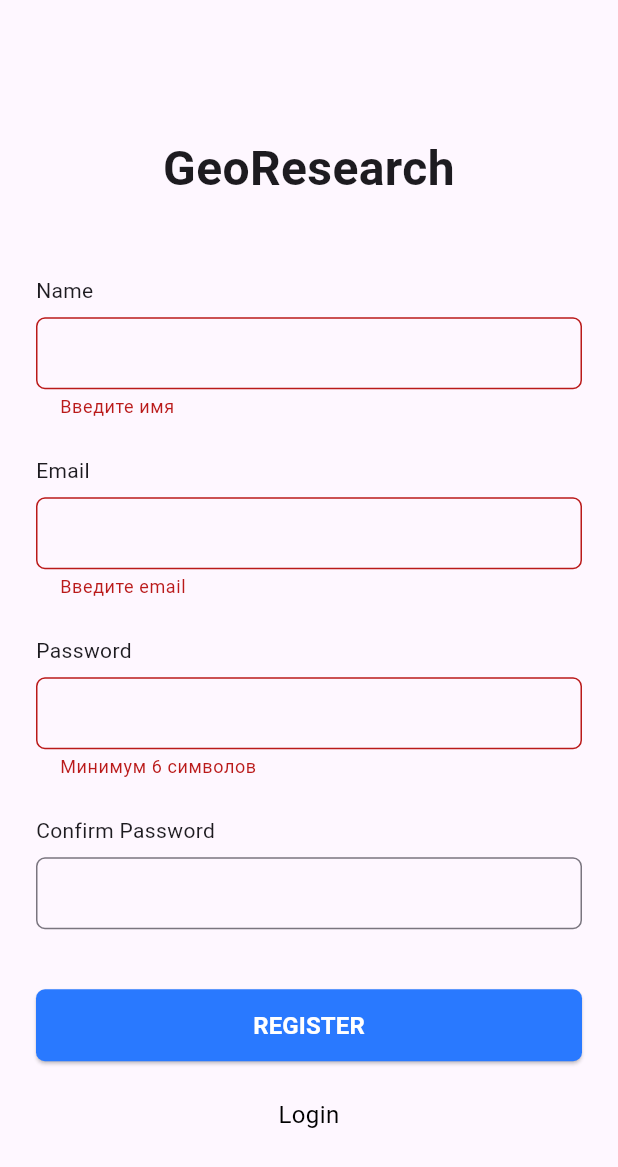
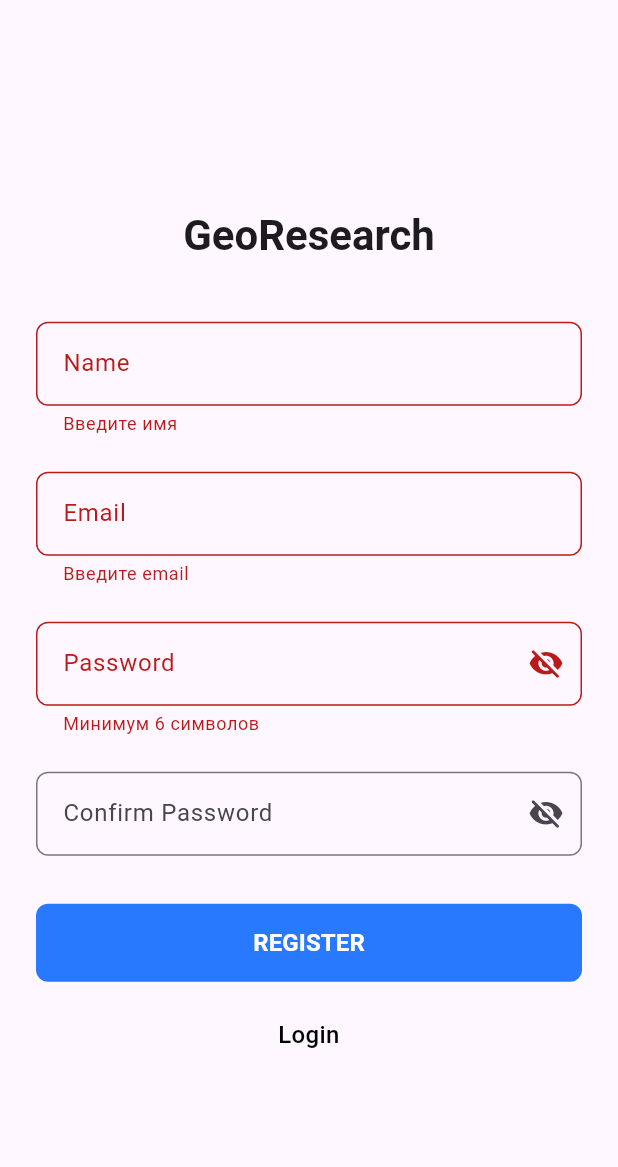
Before and after one commit to Encapsulateed/GeoProfiles-Mobile, a Flutter app: the screen it shows after launch, after a tap on "REGISTER", on a phone screen of 412 x 824 dp. Shown: the top 1167 px of the screen. Run offline on Flutter 3.47's test engine with Material 3 defaults, Android fonts, the phone set to English and light mode, and no system bars; our stand-ins replace chopper, flutter_secure_storage, logger; generated files the repository leaves out were written again.

Commit message:
Update reg

```diff
--- a/lib/core/env.dart
+++ b/lib/core/env.dart
@@ -1,6 +1,6 @@
 class Env {
   static const String apiBaseUrl = String.fromEnvironment(
     'API_BASE_URL',
-    defaultValue: 'http://10.0.2.2:8080',
+    defaultValue: 'http://localhost:8080',
   );
 }
--- a/lib/pages/auth/register_page.dart
+++ b/lib/pages/auth/register_page.dart
@@ -1,10 +1,12 @@
-// lib/pages/auth/register_page.dart
+import 'dart:async';
+import 'dart:convert';
+import 'package:crypto/crypto.dart';
 import 'package:flutter/material.dart';
+import 'package:flutter_secure_storage/flutter_secure_storage.dart';
 import 'package:provider/provider.dart';
-import 'package:flutter_secure_storage/flutter_secure_storage.dart';
 
+import '../../api/api.swagger.dart';
 import '../../services/api_service.dart';
-import '../../api/api.swagger.dart'; // для UserDto и ErrorResponse
 
 class RegisterPage extends StatefulWidget {
   const RegisterPage({Key? key}) : super(key: key);
@@ -15,40 +17,109 @@ class RegisterPage extends StatefulWidget {
 
 class _RegisterPageState extends State<RegisterPage> {
   final _formKey = GlobalKey<FormState>();
-  final _nameCtrl     = TextEditingController();
-  final _emailCtrl    = TextEditingController();
+  final _nameCtrl = TextEditingController();
+  final _emailCtrl = TextEditingController();
   final _passwordCtrl = TextEditingController();
-  final _confirmCtrl  = TextEditingController();
+  final _confirmCtrl = TextEditingController();
+
+  final _storage = const FlutterSecureStorage();
+
   bool _loading = false;
+  bool _obscurePassword = true;
+  bool _obscureConfirm = true;
 
-  @override
-  void dispose() {
-    _nameCtrl.dispose();
-    _emailCtrl.dispose();
-    _passwordCtrl.dispose();
-    _confirmCtrl.dispose();
-    super.dispose();
+  // -------------------- utils --------------------
+  String _hashPassword(String password) {
+    final bytes = utf8.encode(password);
+    return sha256.convert(bytes).toString(); // алгоритм не критичен
   }
+
+  InputDecoration _decoration(String label) => InputDecoration(
+        labelText: label,
+        border: OutlineInputBorder(borderRadius: BorderRadius.circular(8)),
+        contentPadding:
+            const EdgeInsets.symmetric(horizontal: 14, vertical: 16),
+      );
+
+  Widget _textField({
+    required String label,
+    required TextEditingController controller,
+    bool isPassword = false,
+    bool? obscure,
+    VoidCallback? toggleObscure,
+    required String? Function(String?) validator,
+  }) =>
+      TextFormField(
+        controller: controller,
+        decoration: _decoration(label).copyWith(
+          suffixIcon: isPassword
+              ? IconButton(
+                  icon: Icon((obscure ?? false)
+                      ? Icons.visibility_off_rounded
+                      : Icons.visibility_rounded),
+                  onPressed: toggleObscure,
+                )
+              : null,
+        ),
+        keyboardType:
+            label == 'Email' ? TextInputType.emailAddress : TextInputType.text,
+        obscureText: obscure ?? false,
+        validator: validator,
+      );
 
   Future<void> _onRegister() async {
     if (!_formKey.currentState!.validate()) return;
     setState(() => _loading = true);
 
+    final hashedPwd = _hashPassword(_passwordCtrl.text);
+
     try {
       final api = context.read<ApiService>();
-      final UserDto _ = await api.register(
+
+      await api
+          .register(
             username: _nameCtrl.text.trim(),
             email: _emailCtrl.text.trim(),
-        passwordHash: _passwordCtrl.text,
+            passwordHash: hashedPwd,
+          )
+          .timeout(const Duration(seconds: 5));
+
+      final TokenDto tokens = await api
+          .login(
+            username: _nameCtrl.text.trim(),
+            email: _emailCtrl.text.trim(),
+            passwordHash: hashedPwd,
+          )
+          .timeout(const Duration(seconds: 5));
+
+      await _storage.write(key: 'jwt_token', value: tokens.token);
+      await _storage.write(key: 'refresh_token', value: tokens.refreshToken);
+      await _storage.write(key: 'last_email', value: _emailCtrl.text.trim());
+
+      if (!mounted) return;
+      ScaffoldMessenger.of(context).showSnackBar(
+        const SnackBar(
+          content: Text('Добро пожаловать!'),
+          behavior: SnackBarBehavior.floating,
+        ),
       );
+
+      Navigator.of(context).pushReplacementNamed('/projects');
+    } on TimeoutException {
+      if (!mounted) return;
       ScaffoldMessenger.of(context).showSnackBar(
-        const SnackBar(content: Text('Успешно зарегистрированы! Пожалуйста, войдите.')),
+        const SnackBar(
+          content: Text('Сервер не ответил вовремя, попробуйте ещё раз.'),
+          behavior: SnackBarBehavior.floating,
+        ),
       );
-      Navigator.of(context).pushReplacementNamed('/login');
     } catch (e) {
-      // Любая ошибка — тупо показываем текст
+      if (!mounted) return;
       ScaffoldMessenger.of(context).showSnackBar(
-        SnackBar(content: Text('Ошибка при регистрации: $e')),
+        SnackBar(
+          content: Text('Ошибка при регистрации: $e'),
+          behavior: SnackBarBehavior.floating,
+        ),
       );
     } finally {
       if (mounted) setState(() => _loading = false);
@@ -57,113 +128,101 @@ class _RegisterPageState extends State<RegisterPage> {
 
   @override
   Widget build(BuildContext context) {
-    final inputDecoration = InputDecoration(
-      border: OutlineInputBorder(
-        borderRadius: BorderRadius.circular(6),
-      ),
-      contentPadding: const EdgeInsets.symmetric(horizontal: 12, vertical: 12),
-    );
-
     return Scaffold(
       body: SafeArea(
         child: Center(
           child: SingleChildScrollView(
             padding: const EdgeInsets.symmetric(horizontal: 24),
+            child: ConstrainedBox(
+              constraints: const BoxConstraints(maxWidth: 420),
               child: Column(
                 crossAxisAlignment: CrossAxisAlignment.stretch,
                 children: [
-                const SizedBox(height: 60),
-                const Text(
+                  const SizedBox(height: 48),
+                  Text(
                     'GeoResearch',
                     textAlign: TextAlign.center,
-                  style: TextStyle(
-                    fontSize: 32,
-                    fontWeight: FontWeight.bold,
+                    style: Theme.of(context)
+                        .textTheme
+                        .headlineMedium
+                        ?.copyWith(fontWeight: FontWeight.w700),
                   ),
-                ),
-                const SizedBox(height: 48),
-
+                  const SizedBox(height: 40),
                   Form(
                     key: _formKey,
                     child: Column(
                       crossAxisAlignment: CrossAxisAlignment.stretch,
                       children: [
-                      const Text('Name'),
-                      const SizedBox(height: 8),
-                      TextFormField(
+                        _textField(
+                          label: 'Name',
                           controller: _nameCtrl,
-                        decoration: inputDecoration,
-                        validator: (v) => (v == null || v.isEmpty)
-                            ? 'Введите имя'
-                            : null,
+                          validator: (v) =>
+                              (v == null || v.isEmpty) ? 'Введите имя' : null,
                         ),
                         const SizedBox(height: 24),
-
-                      const Text('Email'),
-                      const SizedBox(height: 8),
-                      TextFormField(
+                        _textField(
+                          label: 'Email',
                           controller: _emailCtrl,
-                        decoration: inputDecoration,
-                        keyboardType: TextInputType.emailAddress,
                           validator: (v) {
                             if (v == null || v.isEmpty) return 'Введите email';
                             final re = RegExp(r'^[^@]+@[^@]+\.[^@]+');
-                          return re.hasMatch(v)
-                              ? null
-                              : 'Неверный формат';
+                            return re.hasMatch(v) ? null : 'Неверный формат';
                           },
                         ),
                         const SizedBox(height: 24),
-
-                      const Text('Password'),
-                      const SizedBox(height: 8),
-                      TextFormField(
+                        _textField(
+                          label: 'Password',
                           controller: _passwordCtrl,
-                        decoration: inputDecoration,
-                        obscureText: true,
+                          isPassword: true,
+                          obscure: _obscurePassword,
+                          toggleObscure: () => setState(
+                              () => _obscurePassword = !_obscurePassword),
                           validator: (v) => (v != null && v.length >= 6)
                               ? null
                               : 'Минимум 6 символов',
                         ),
                         const SizedBox(height: 24),
-
-                      const Text('Confirm Password'),
-                      const SizedBox(height: 8),
-                      TextFormField(
+                        _textField(
+                          label: 'Confirm Password',
                           controller: _confirmCtrl,
-                        decoration: inputDecoration,
-                        obscureText: true,
+                          isPassword: true,
+                          obscure: _obscureConfirm,
+                          toggleObscure: () => setState(
+                              () => _obscureConfirm = !_obscureConfirm),
                           validator: (v) => (v == _passwordCtrl.text)
                               ? null
                               : 'Пароли не совпадают',
                         ),
-                      const SizedBox(height: 40),
-
+                        const SizedBox(height: 32),
                         SizedBox(
-                        height: 48,
-                        child: ElevatedButton(
+                          height: 52,
+                          child: FilledButton(
                             onPressed: _loading ? null : _onRegister,
-                          style: ElevatedButton.styleFrom(
+                            style: FilledButton.styleFrom(
                               backgroundColor: const Color(0xFF2979FF),
                               shape: RoundedRectangleBorder(
-                              borderRadius: BorderRadius.circular(6),
+                                borderRadius: BorderRadius.circular(8),
                               ),
                             ),
                             child: _loading
-                              ? const CircularProgressIndicator(
+                                ? const SizedBox(
+                                    height: 24,
+                                    width: 24,
+                                    child: CircularProgressIndicator(
+                                      strokeWidth: 2.6,
                                       color: Colors.white,
+                                    ),
                                   )
                                 : const Text(
                                     'REGISTER',
                                     style: TextStyle(
                                       fontSize: 16,
-                              fontWeight: FontWeight.bold,
+                                      fontWeight: FontWeight.w700,
                                       color: Colors.white,
                                     ),
                                   ),
                           ),
                         ),
-
                         const SizedBox(height: 24),
                         GestureDetector(
                           onTap: () => Navigator.of(context)
@@ -173,11 +232,12 @@ class _RegisterPageState extends State<RegisterPage> {
                             textAlign: TextAlign.center,
                             style: TextStyle(
                               fontSize: 16,
+                              fontWeight: FontWeight.w500,
                               color: Colors.black,
                             ),
                           ),
                         ),
-                      const SizedBox(height: 40),
+                        const SizedBox(height: 32),
                       ],
                     ),
                   ),
@@ -186,6 +246,7 @@ class _RegisterPageState extends State<RegisterPage> {
             ),
           ),
         ),
+      ),
     );
   }
 }
```
Also changed, not shown: 1 other file. Lines whose indentation alone changed are shown as unchanged.
